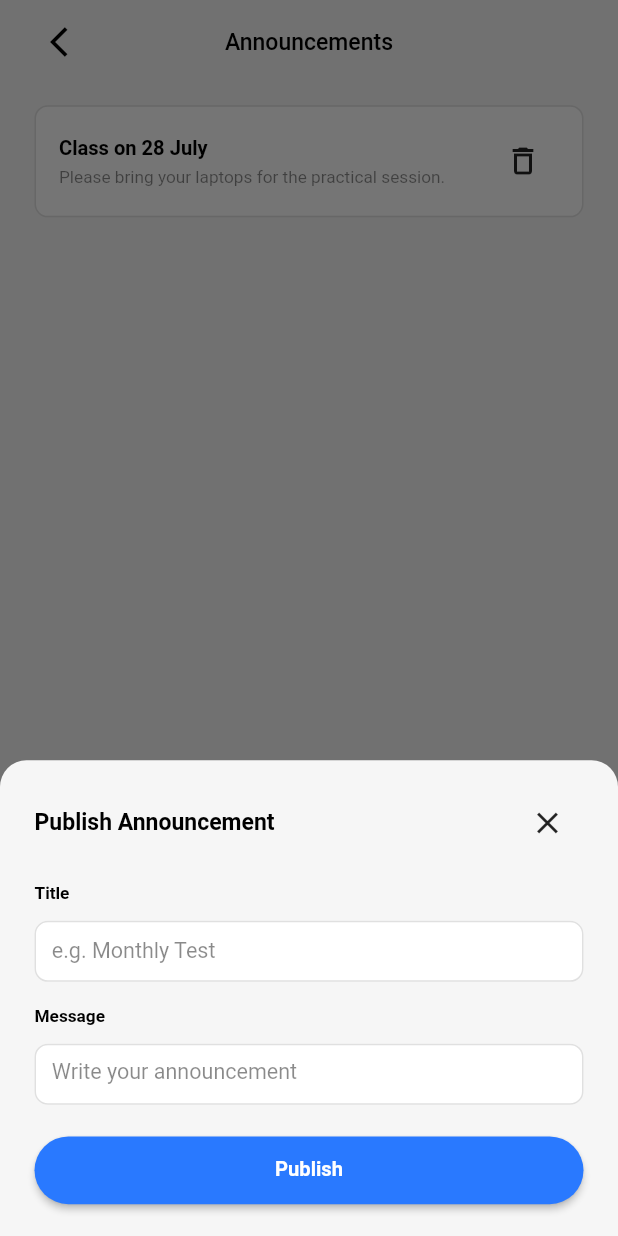
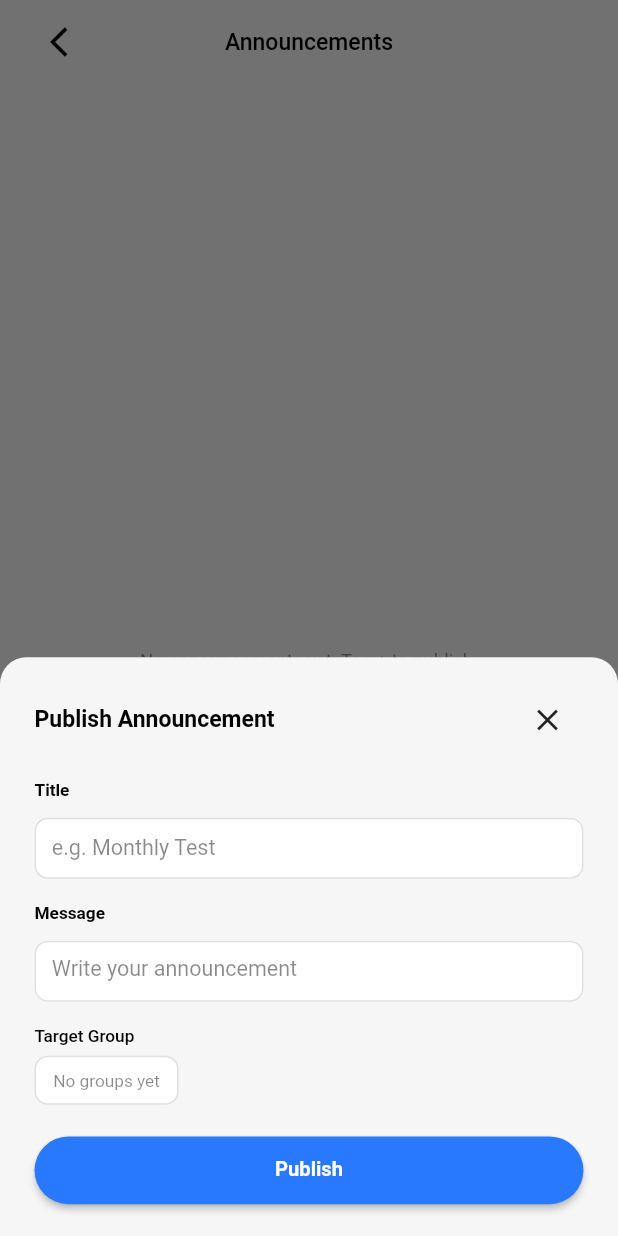
Before and after one commit to AbdhulFathir/tutor_app, a Flutter app: the AnnouncementsView screen opened by its route, after a tap on the "add" icon, on a phone screen of 412 x 824 dp. Run offline on Flutter 3.47's test engine with Material 3 defaults, Android fonts, the phone set to English and light mode, and no system bars; our stand-ins replace cloud_firestore, firebase_auth, firebase_core, flutter_bloc, flutter_riverpod, flutter_screenutil and 7 more; accounts and stored records are empty.

```diff
--- a/lib/features/presentation/views/announcements/announcements_view.dart
+++ b/lib/features/presentation/views/announcements/announcements_view.dart
@@ -1,39 +1,92 @@
+import 'package:cloud_firestore/cloud_firestore.dart';
 import 'package:flutter/material.dart';
 import 'package:flutter_riverpod/flutter_riverpod.dart';
 import 'package:flutter_screenutil/flutter_screenutil.dart';
 
 import '../../../../../core/theme/theme_data.dart';
+import '../../../../../utils/app_utils.dart';
 import '../../../../../utils/enums.dart';
-import '../../../tutor/models/announcement.dart';
-import '../../../tutor/state/tutor_state.dart';
 import '../../widgets/common_app_bar.dart';
 import '../../widgets/common_button.dart';
 import '../../widgets/common_text_field.dart';
 import '../../widgets/app_dialog.dart';
+import '../../widgets/group_dropdown.dart';
 
-class AnnouncementsView extends ConsumerWidget {
+class AnnouncementsView extends ConsumerStatefulWidget {
   const AnnouncementsView({super.key});
 
   @override
-  Widget build(BuildContext context, WidgetRef ref) {
-    final store = ref.watch(tutorStoreProvider);
+  ConsumerState<AnnouncementsView> createState() => _AnnouncementsViewState();
+}
 
+class _AnnouncementsViewState extends ConsumerState<AnnouncementsView> {
+  @override
+  Widget build(BuildContext context) {
     return Scaffold(
       backgroundColor: colors(context).surface,
       appBar: const CommonAppBar(title: 'Announcements'),
       floatingActionButton: FloatingActionButton(
-        onPressed: () => _showAddSheet(context, ref),
+        onPressed: () => _showAddSheet(context),
         child: const Icon(Icons.add),
       ),
       body: SafeArea(
         child: Padding(
           padding: EdgeInsets.symmetric(horizontal: 24.w, vertical: 16.h),
-          child: ListView.separated(
-            itemCount: store.announcements.length,
+          child: StreamBuilder<QuerySnapshot<Map<String, dynamic>>>(
+            stream: FirebaseFirestore.instance
+                .collection('announcements')
+                .orderBy('createdAt', descending: true)
+                .snapshots(),
+            builder: (context, snapshot) {
+              if (snapshot.connectionState == ConnectionState.waiting) {
+                return const Center(child: CircularProgressIndicator());
+              }
+
+              if (snapshot.hasError) {
+                return Center(
+                  child: Text(
+                    'Failed to load announcements.',
+                    style: TextStyle(
+                      color: colors(context).secondaryText,
+                      fontSize: 13.sp,
+                    ),
+                  ),
+                );
+              }
+
+              final docs = snapshot.data?.docs ?? [];
+
+              if (docs.isEmpty) {
+                return Center(
+                  child: Text(
+                    'No announcements yet. Tap + to publish.',
+                    style: TextStyle(
+                      color: colors(context).secondaryText,
+                      fontSize: 13.sp,
+                    ),
+                  ),
+                );
+              }
+
+              return ListView.separated(
+                itemCount: docs.length,
                 separatorBuilder: (_, __) => 10.verticalSpace,
                 itemBuilder: (context, index) {
-              final a = store.announcements[index];
-              return _AnnouncementCard(item: a);
+                  final doc = docs[index];
+                  final data = doc.data();
+                  return _AnnouncementCard(
+                    docId: doc.id,
+                    title: (data['title'] ?? '').toString(),
+                    body: (data['body'] ?? '').toString(),
+                    group: (data['group'] ?? '').toString(),
+                    date: (data['createdAt'] != null)
+                        ? (data['createdAt'] is Timestamp
+                            ? (data['createdAt'] as Timestamp).toDate().toString()
+                            : data['createdAt'].toString())
+                        : '',
+                  );
+                },
+              );
             },
           ),
         ),
@@ -41,9 +94,11 @@ class AnnouncementsView extends ConsumerWidget {
     );
   }
 
-  void _showAddSheet(BuildContext context, WidgetRef ref) {
+  void _showAddSheet(BuildContext context) {
     final titleController = TextEditingController();
     final bodyController = TextEditingController();
+    String? selectedGroup;
+    bool isSubmitting = false;
 
     showModalBottomSheet(
       context: context,
@@ -53,6 +108,8 @@ class AnnouncementsView extends ConsumerWidget {
         borderRadius: BorderRadius.vertical(top: Radius.circular(20.r)),
       ),
       builder: (context) {
+        return StatefulBuilder(
+          builder: (context, setModalState) {
             return Padding(
               padding: EdgeInsets.only(
                 left: 24.w,
@@ -62,6 +119,7 @@ class AnnouncementsView extends ConsumerWidget {
               ),
               child: Column(
                 mainAxisSize: MainAxisSize.min,
+                crossAxisAlignment: CrossAxisAlignment.start,
                 children: [
                   Row(
                     mainAxisAlignment: MainAxisAlignment.spaceBetween,
@@ -93,30 +151,69 @@ class AnnouncementsView extends ConsumerWidget {
                     hintText: 'Write your announcement',
                     maxLines: 4,
                   ),
+                  18.verticalSpace,
+                  Text(
+                    'Target Group',
+                    style: TextStyle(
+                      color: colors(context).text,
+                      fontSize: 12.sp,
+                      fontWeight: FontWeight.w500,
+                    ),
+                  ),
+                  8.verticalSpace,
+                  GroupDropdown(
+                    selectedGroup: selectedGroup,
+                    showAllOption: true,
+                    onChanged: (value) {
+                      setModalState(() {
+                        selectedGroup = value;
+                      });
+                    },
+                  ),
                   24.verticalSpace,
                   CommonButton(
                     text: 'Publish',
-                onPressed: () {
+                    isLoading: isSubmitting,
+                    onPressed: () async {
                       final title = titleController.text.trim();
-                  if (title.isEmpty) return;
-                  ref.read(tutorStoreProvider.notifier).addAnnouncement(
-                        Announcement(
-                          id: DateTime.now()
-                              .millisecondsSinceEpoch
-                              .toString(),
-                          title: title,
-                          body: bodyController.text.trim(),
-                        ),
-                      );
+                      final body = bodyController.text.trim();
+                      if (title.isEmpty || body.isEmpty) return;
+
+                      setModalState(() => isSubmitting = true);
+
+                      try {
+                        await FirebaseFirestore.instance
+                            .collection('announcements')
+                            .add({
+                          'title': title,
+                          'body': body,
+                          'group': selectedGroup ?? 'All',
+                          'createdAt': FieldValue.serverTimestamp(),
+                        });
+
+                        if (!mounted) return;
                         Navigator.pop(context);
                         showDialog(
                           context: context,
                           builder: (_) => const AppDialog(
                             title: 'Published',
-                      description: 'Announcement published successfully.',
+                            description:
+                                'Announcement published and notification sent.',
                             alertType: AlertType.SUCCESS,
                           ),
                         );
+                      } catch (e) {
+                        if (!mounted) return;
+                        setModalState(() => isSubmitting = false);
+                        showDialog(
+                          context: context,
+                          builder: (_) => AppDialog(
+                            title: 'Failed',
+                            description: 'Error: ${e.toString()}',
+                            alertType: AlertType.FAIL,
+                          ),
+                        );
+                      }
                     },
                   ),
                 ],
@@ -124,16 +221,28 @@ class AnnouncementsView extends ConsumerWidget {
             );
           },
         );
+      },
+    );
   }
 }
 
-class _AnnouncementCard extends ConsumerWidget {
-  final Announcement item;
+class _AnnouncementCard extends StatelessWidget {
+  final String docId;
+  final String title;
+  final String body;
+  final String group;
+  final String date;
 
-  const _AnnouncementCard({required this.item});
+  const _AnnouncementCard({
+    required this.docId,
+    required this.title,
+    required this.body,
+    required this.group,
+    required this.date,
+  });
 
   @override
-  Widget build(BuildContext context, WidgetRef ref) {
+  Widget build(BuildContext context) {
     return Container(
       padding: EdgeInsets.symmetric(horizontal: 16.w, vertical: 14.h),
       decoration: BoxDecoration(
@@ -142,24 +251,51 @@ class _AnnouncementCard extends ConsumerWidget {
         border: Border.all(color: colors(context).secondarySurfaceBorder),
       ),
       child: Row(
+        crossAxisAlignment: CrossAxisAlignment.start,
         children: [
           Expanded(
             child: Column(
               crossAxisAlignment: CrossAxisAlignment.start,
               children: [
+                Row(
+                  mainAxisAlignment: MainAxisAlignment.spaceBetween,
+                  children: [
                     Text(
-                  item.title,
+                      title,
                       style: TextStyle(
                         color: colors(context).text,
                         fontSize: 14.sp,
                         fontWeight: FontWeight.w600,
                       ),
                     ),
+                    Text(
+                      AppUtils.getDate(date),
+                      style: TextStyle(
+                        color: colors(context).secondaryText,
+                        fontSize: 10.sp,
+                      ),
+                    ),
+                  ],
+                ),
                 4.verticalSpace,
+                Container(
+                  padding: EdgeInsets.symmetric(horizontal: 6.w, vertical: 2.h),
+                  decoration: BoxDecoration(
+                    color: colors(context).text.withOpacity(0.1),
+                    borderRadius: BorderRadius.circular(4.r),
+                  ),
+                  child: Text(
+                    'To: $group',
+                    style: TextStyle(
+                      color: colors(context).text,
+                      fontSize: 10.sp,
+                      fontWeight: FontWeight.w600,
+                    ),
+                  ),
+                ),
+                8.verticalSpace,
                 Text(
-                  item.body,
-                  maxLines: 2,
-                  overflow: TextOverflow.ellipsis,
+                  body,
                   style: TextStyle(
                     color: colors(context).secondaryText,
                     fontSize: 12.sp,
@@ -169,22 +305,22 @@ class _AnnouncementCard extends ConsumerWidget {
             ),
           ),
           IconButton(
-            icon: const Icon(Icons.delete_outline),
+            icon: const Icon(Icons.delete_outline, size: 20),
             onPressed: () {
               showDialog(
                 context: context,
                 barrierDismissible: false,
                 builder: (_) => AppDialog(
                   title: 'Delete Announcement',
-                  description:
-                      'Are you sure you want to delete "${item.title}"?',
+                  description: 'Are you sure you want to delete this announcement?',
                   alertType: AlertType.FAIL,
                   positiveButtonText: 'Delete',
                   negativeButtonText: 'Cancel',
                   onPositiveCallback: () {
-                    ref
-                        .read(tutorStoreProvider.notifier)
-                        .deleteAnnouncement(item.id);
+                    FirebaseFirestore.instance
+                        .collection('announcements')
+                        .doc(docId)
+                        .delete();
                   },
                 ),
               );
```
Also changed, not shown: 1 other file. Lines whose indentation alone changed are shown as unchanged.
